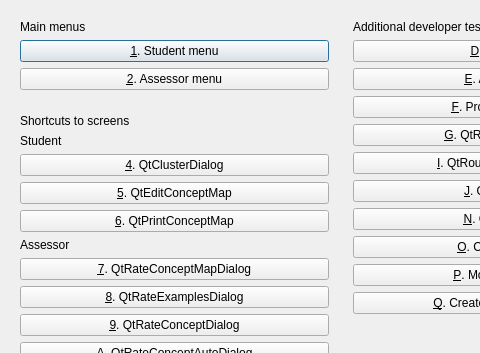
The window that Projects/ProjectBrainweaver/qtpvdbmenudialog.ui (richelbilderbeek/ProjectRichelBilderbeek) describes before a commit, drawn with Qt 5; both pictures show x 0 to 480 and y 0 to 353 of the 681 by 627 pixel window.
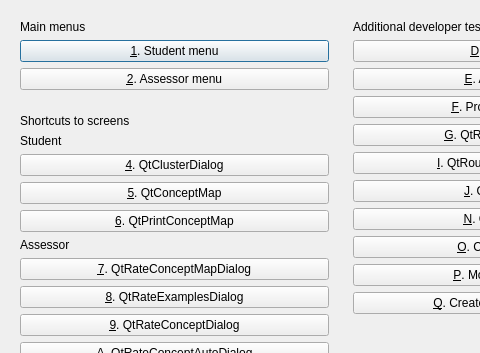
The same window after the commit. Icons and pictures are not drawn.

The edit to the form file:
```diff
--- a/Projects/ProjectBrainweaver/qtpvdbmenudialog.ui
+++ b/Projects/ProjectBrainweaver/qtpvdbmenudialog.ui
@@ -183,7 +183,7 @@
       <item>
        <widget class="QPushButton" name="button_test_conceptmap">
         <property name="text">
-         <string>&amp;5. QtEditConceptMap</string>
+         <string>&amp;5. QtConceptMap</string>
         </property>
        </widget>
       </item>
```
